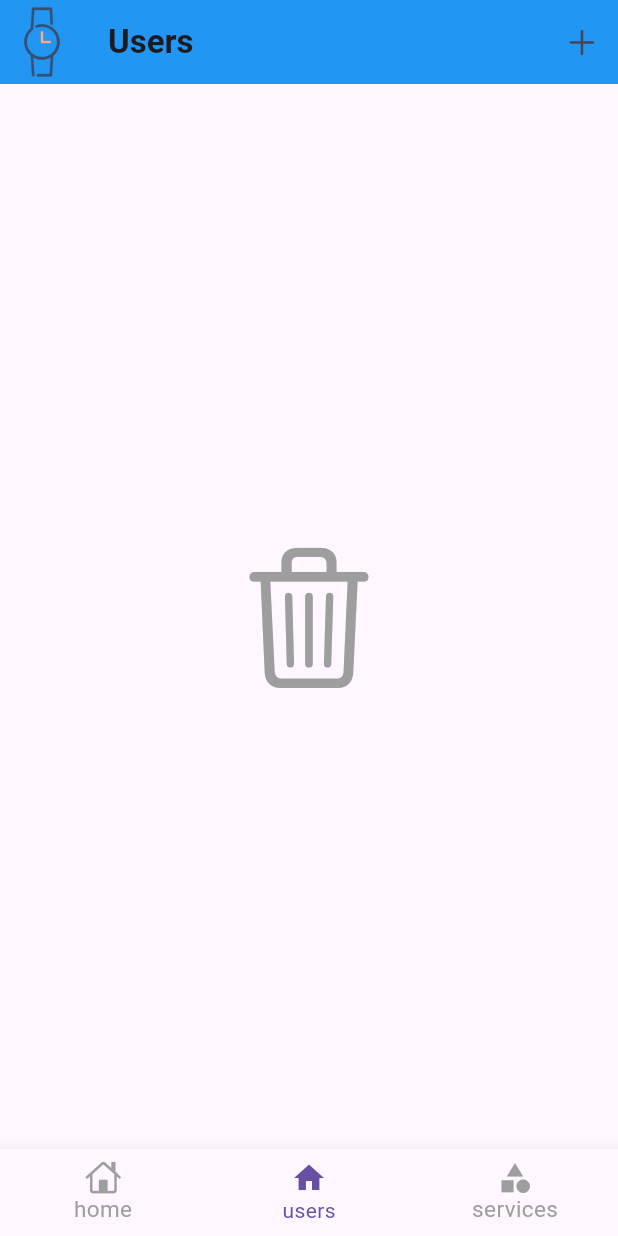
After one commit to emanzaid12/android-project-master5, a Flutter app: the screen it shows after launch, swiped to page 2, on a phone screen of 412 x 824 dp. The commit adds this screen. Run offline on Flutter 3.47's test engine with Material 3 defaults, Android fonts, the phone set to English and light mode, and no system bars; our stand-ins replace bloc, cloud_firestore, firebase_core, firebase_crashlytics, firebase_dynamic_links, firebase_remote_config and 5 more; accounts and stored records are empty.

Commit message:
firebase

```diff
--- /dev/null
+++ b/newtask/lib/features/dashboard/modules/users/controller/cubit/user_cubit.dart
@@ -0,0 +1,25 @@
+import 'package:bloc/bloc.dart';
+import 'package:meta/meta.dart';
+import 'package:newtask/features/dashboard/modules/users/model/firebase_data.dart';
+import 'package:newtask/features/dashboard/modules/users/model/local_db_data.dart';
+import 'package:newtask/features/dashboard/modules/users/model/user_model.dart';
+
+part 'user_state.dart';
+
+class UserCubit extends Cubit<UserState> {
+  UserCubit() : super(UserLoading()) {
+    init();
+  }
+
+  List<UserModel> users = [];
+  Future<void> init() async {
+    emit(UserLoading());
+    // users = await (await DatabaseRepo.instance).fetch();
+    users = await FirebaseRepo.instance.fetch();
+    if (users.isEmpty) {
+      emit(UserEmpty());
+    } else {
+      emit(UserLoaded());
+    }
+  }
+}
--- /dev/null
+++ b/newtask/lib/features/dashboard/modules/users/controller/cubit/user_state.dart
@@ -0,0 +1,8 @@
+part of 'user_cubit.dart';
+
+@immutable
+sealed class UserState {}
+
+final class UserLoaded extends UserState {}
+final class UserLoading extends UserState {}
+final class UserEmpty extends UserState {}
--- /dev/null
+++ b/newtask/lib/features/dashboard/modules/users/model/firebase_data.dart
@@ -0,0 +1,49 @@
+import 'package:cloud_firestore/cloud_firestore.dart';
+import 'package:newtask/features/dashboard/modules/users/model/parent_data.dart';
+import 'package:newtask/features/dashboard/modules/users/model/user_model.dart';
+
+class FirebaseRepo extends ParentRepo {
+  static FirebaseRepo instance = FirebaseRepo._init();
+
+  FirebaseRepo._init();
+
+  @override
+  Future<List<UserModel>> fetch() async {
+
+    return await FirebaseFirestore.instance
+        .collection('users')
+        .get()
+        .then((QuerySnapshot querySnapshot) {
+      return querySnapshot.docs.map((e) {
+        final Map data = e.data() as Map;
+
+        Map m = {
+          'name': data.containsKey('name') ? data['name'] : "XX",
+          'address': data.containsKey('adress') ? data['address'] : "XXXX",
+          'id': e.reference.id,
+        };
+        return UserModel.fromjson(m);
+      }).toList();
+    });
+  }
+
+  @override
+  Future<void> delete({required int id}) async {
+    CollectionReference users = FirebaseFirestore.instance.collection('users');
+    await users.doc(id.toString()).update({'company': 'Stokes and Sons'}).then(
+        (_) => print("User Updated"));
+    // .catchError((error) => print("Failed to update user: $error"));
+  }
+
+  @override
+  Future<void> insert({required String name, String? address}) async {
+    CollectionReference users = FirebaseFirestore.instance.collection('users');
+    await users
+        .add({
+          'full_name': name, // John Doe
+          'address': address, // Stokes and Sons
+        })
+        .then((value) => print("User Added"))
+        .catchError((error) => print("Failed to add user: $error"));
+  }
+}
--- /dev/null
+++ b/newtask/lib/features/dashboard/modules/users/model/user_model.dart
@@ -0,0 +1,14 @@
+class UserModel {
+  String? id;
+  String? name;
+  String? address;
+
+  UserModel({this.id,this.address,this.name});
+
+  UserModel.fromjson(Map map){
+    id =map['id'].toString();
+    address = map['address'];
+    name = map['name'];
+  }
+
+}
--- /dev/null
+++ b/newtask/lib/features/dashboard/modules/users/view/page/user_page.dart
@@ -0,0 +1,47 @@
+import 'package:flutter/cupertino.dart';
+import 'package:flutter/material.dart';
+import 'package:flutter_bloc/flutter_bloc.dart';
+import 'package:newtask/features/dashboard/modules/users/controller/cubit/user_cubit.dart';
+import 'package:newtask/features/dashboard/modules/users/model/user_model.dart';
+import 'package:newtask/features/dashboard/modules/users/view/components/user_iteam.dart';
+
+class UserPage extends StatelessWidget {
+  const UserPage({super.key});
+
+  @override
+  Widget build(BuildContext context) {
+    return BlocProvider(
+      create: (context) => UserCubit(),
+      child: BlocBuilder<UserCubit, UserState>(
+        builder: (context, state) {
+          final UserCubit controller = context.read<UserCubit>();
+          return Scaffold(
+            body: state is UserLoading
+                ? const CircularProgressIndicator()
+                : state is UserEmpty
+                    ? const Center(
+                        child: Icon(
+                        CupertinoIcons.delete,
+                        size: 100,
+                        color: Colors.grey,
+                      ))
+                    : GridView.builder(
+                        gridDelegate: const SliverGridDelegateWithFixedCrossAxisCount(
+                            crossAxisCount: 1,
+                            crossAxisSpacing: 10,
+                            mainAxisSpacing: 10),
+                        // separatorBuilder: (_, int index) => const Divider(
+                        //       height: 1,
+                        //       thickness: 5,
+                        //     ),
+                        itemCount: controller.users.length,
+                        itemBuilder: (_, int index) {
+                          return UserItemWidget(
+                              userModel: controller.users[index]);
+                        }),
+          );
+        },
+      ),
+    );
+  }
+}
--- a/newtask/lib/features/dashboard/view/page/dashboardPage.dart
+++ b/newtask/lib/features/dashboard/view/page/dashboardPage.dart
@@ -3,30 +3,39 @@ import 'package:flutter/material.dart';
 import 'package:flutter_bloc/flutter_bloc.dart';
 import 'package:newtask/features/dashboard/controller/dashboard_controller.dart';
 import 'package:newtask/features/dashboard/controller/dashboard_state.dart';
+import 'package:newtask/features/dashboard/modules/users/view/page/user_page.dart';
 
 class dashboardPage extends StatelessWidget {
+  final List<String> titles = const ['Home', 'Users', 'Services'];
   const dashboardPage({super.key});
   Widget build(BuildContext context) {
     return BlocProvider(
       create: (context) => dashboardController(),
       child: BlocBuilder<dashboardController, dashboardState>(
         builder: (context, state) {
-            dashboardController controller =
-                context.read<dashboardController>();
+          dashboardController controller = context.read<dashboardController>();
           return Scaffold(
             appBar: AppBar(
               leading: Image.asset('assets/image/R.png'),
               backgroundColor: Colors.blue,
-                title: const Text('WAtCH STORE',
-                    style: TextStyle(fontWeight: FontWeight.bold)),
+              title: Text(titles[controller.selectedTapIndex],
+                  style: const TextStyle(fontWeight: FontWeight.bold)),
+              actions: [
+                IconButton(
+                  onPressed: () {
+                    Navigator.pushNamed(context, 'signup');
+                  },
+                  icon: const Icon(CupertinoIcons.add),
+                )
+              ],
             ),
             body: PageView(
                 controller: controller.pageController0,
                 onPageChanged: controller.onChangeTabIndex,
                 children: const [
                   Text("Home"),
-                    Text("Users"),
-                    Text("Services")
+                  UserPage(),
+                  Text("Services"),
                 ]),
             bottomNavigationBar: BottomNavigationBar(
               currentIndex: controller.selectedTapIndex,
@@ -38,8 +47,7 @@ class dashboardPage extends StatelessWidget {
               items: const [
                 BottomNavigationBarItem(
                     icon: Icon(CupertinoIcons.home), label: 'home'),
-                  BottomNavigationBarItem(
-                      icon: Icon(Icons.home), label: 'users'),
+                BottomNavigationBarItem(icon: Icon(Icons.home), label: 'users'),
                 BottomNavigationBarItem(
                     icon: Icon(Icons.category), label: 'services')
               ],
--- a/newtask/lib/main.dart
+++ b/newtask/lib/main.dart
@@ -1,12 +1,16 @@
+import 'package:firebase_core/firebase_core.dart';
 import 'package:flutter/material.dart';
+import 'package:newtask/core/firebase/my_firebase.dart';
 import 'package:newtask/features/auth/login/view/loginPage.dart';
 import 'package:newtask/features/auth/onboarding/view/page/onboarding_page.dart';
 import 'package:newtask/features/auth/signup/view/signUpPage.dart';
 import 'package:newtask/features/dashboard/view/page/dashboardPage.dart';
+import 'package:newtask/firebase_options.dart';
 import 'package:shared_preferences/shared_preferences.dart';
 
 void main() async {
   WidgetsFlutterBinding.ensureInitialized();
+  await MyFirebase().init();
   SharedPreferences sharedPreferences = await SharedPreferences.getInstance();
 
   bool onBoarding = sharedPreferences.getBool('onboarding') ?? false;
```
Also changed, not shown: newtask/lib/core/firebase/my_firebase.dart (added, +68 -0 lines), newtask/lib/features/auth/signup/component/button_sign_up.dart (+20 -8 lines), newtask/lib/features/dashboard/modules/users/model/apis_data.dart (added, +28 -0 lines), newtask/lib/features/dashboard/modules/users/model/local_db_data.dart (added, +60 -0 lines), newtask/lib/features/dashboard/modules/users/model/parent_data.dart (added, +8 -0 lines), newtask/lib/features/dashboard/modules/users/view/components/user_iteam.dart (added, +37 -0 lines), newtask/pubspec.yaml (+14 -2 lines), newtask/firebase.json (added), newtask/lib/firebase_options.dart (added), newtask/pubspec.lock, newtask/todolist/pubspec.lock, 6 other files. Lines whose indentation alone changed are shown as unchanged.
